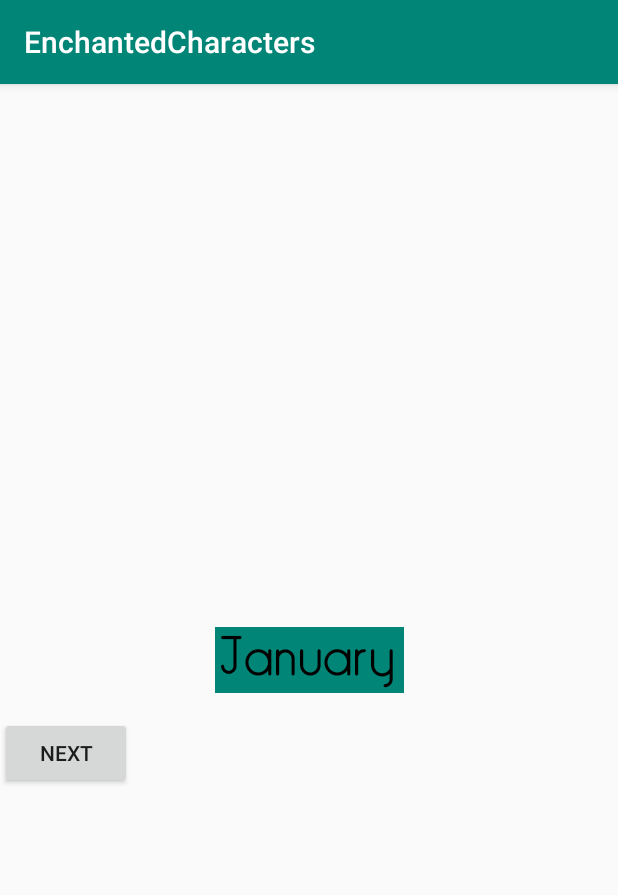
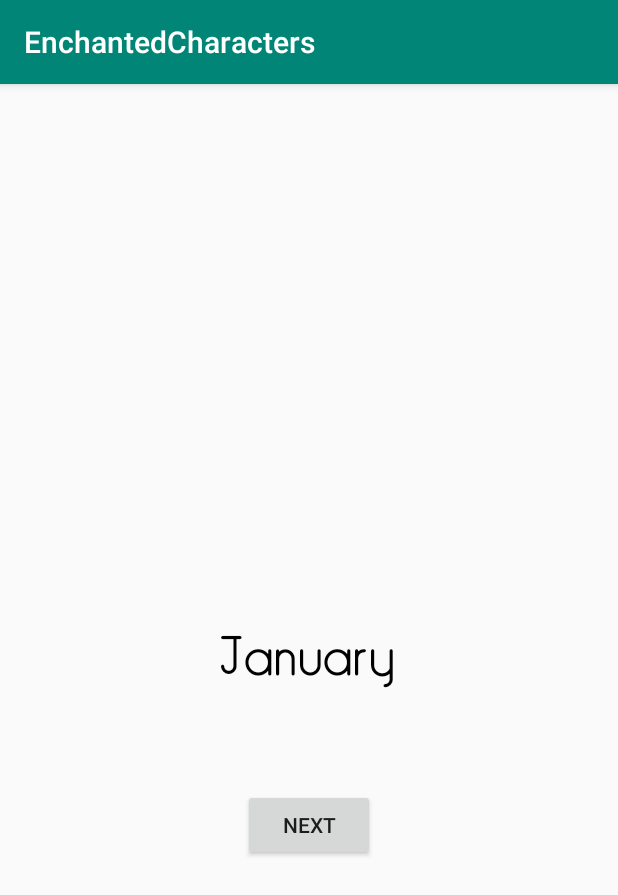
Before and after one commit to landicefu/EnchantedCharactersView, an Android app: the screen it shows after launch (MainActivity), on a phone screen of 412 x 824 dp. Shown: the top 895 px of the screen. Run offline under Robolectric (Android 15) with nearby library versions, the phone set to English and light mode, and no system bars.

Commit message:
Make the sample app more beautiful

```diff
--- a/app/src/main/res/layout/activity_main.xml
+++ b/app/src/main/res/layout/activity_main.xml
@@ -11,7 +11,6 @@
             android:layout_width="wrap_content"
             android:layout_height="wrap_content"
             android:padding="4dp"
-            android:background="@color/colorPrimary"
             app:fadeInForNonMovingChar="true"
             app:typeface="Adlanta.otf"
             app:text="January"
@@ -27,9 +26,10 @@
             android:id="@+id/buttonNext"
             android:layout_width="wrap_content"
             android:layout_height="wrap_content"
-            android:layout_marginTop="16dp"
+            android:layout_marginTop="64dp"
             android:text="Next"
             app:layout_constraintTop_toBottomOf="@id/enchantedCharactersView"
-            app:layout_constraintLeft_toLeftOf="parent"/>
+            app:layout_constraintLeft_toLeftOf="parent"
+            app:layout_constraintRight_toRightOf="parent"/>
 
 </android.support.constraint.ConstraintLayout>
```
